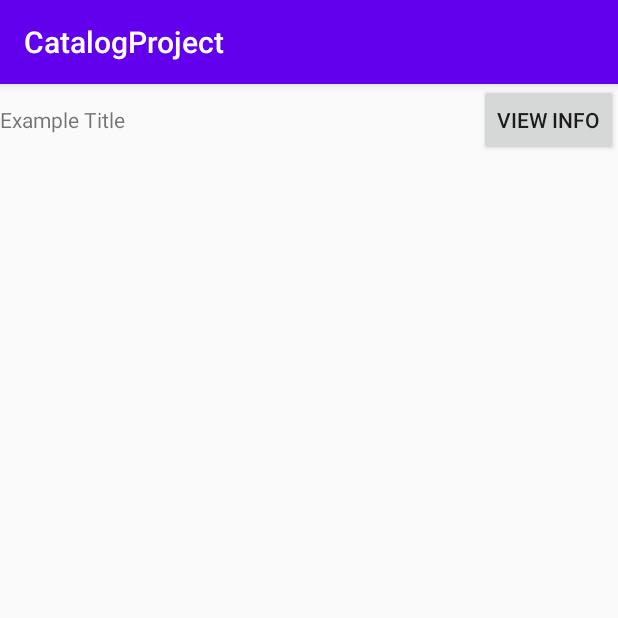
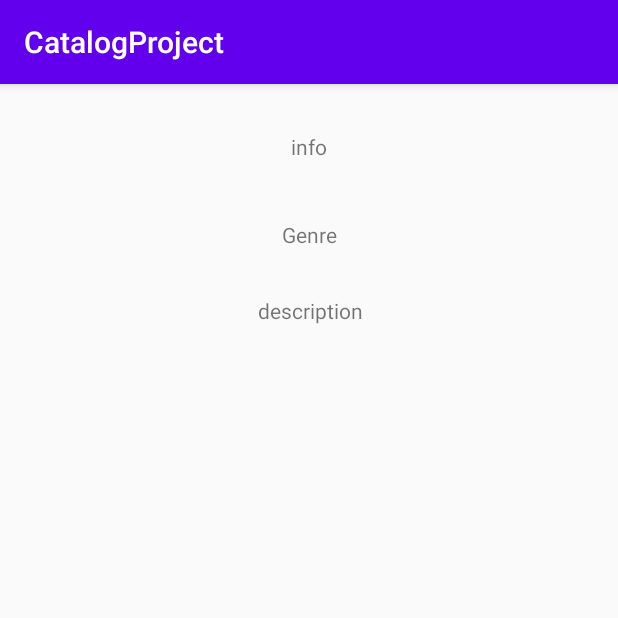
Before and after one commit to bcandee2/CatalogProject125, an Android app: the BookListActivity screen opened directly, with no data from a screen before it, after a tap on "VIEW INFO", on a phone screen of 412 x 824 dp, the top half of it. Run offline under Robolectric (Android 15) with nearby library versions, the phone set to English and light mode, and no system bars; 6 statements that could not run were skipped.

Commit message:
Added code to book info activity

```diff
--- a/app/src/main/java/com/example/catalogproject/BookAddActivity.java
+++ b/app/src/main/java/com/example/catalogproject/BookAddActivity.java
@@ -3,9 +3,13 @@ package com.example.catalogproject;
 import androidx.appcompat.app.AppCompatActivity;
 
 import android.os.Bundle;
+import android.widget.TextView;
+
+import com.example.catalogproject.Logic.Book;
+
+import org.w3c.dom.Text;
 
 public class BookAddActivity extends AppCompatActivity {
-
     @Override
     protected void onCreate(Bundle savedInstanceState) {
         super.onCreate(savedInstanceState);
--- a/app/src/main/java/com/example/catalogproject/BookInfoActivity.java
+++ b/app/src/main/java/com/example/catalogproject/BookInfoActivity.java
@@ -3,12 +3,27 @@ package com.example.catalogproject;
 import androidx.appcompat.app.AppCompatActivity;
 
 import android.os.Bundle;
+import android.widget.TextView;
+
+import com.example.catalogproject.Logic.Book;
 
 public class BookInfoActivity extends AppCompatActivity {
+    private Book book;
 
     @Override
     protected void onCreate(Bundle savedInstanceState) {
         super.onCreate(savedInstanceState);
         setContentView(R.layout.activity_book_info);
+        Bundle bundle = getIntent().getExtras();
+        book = (Book) bundle.getSerializable("book");
+
+        TextView titleAuthor = findViewById(R.id.titleAuthorView);
+        titleAuthor.setText(book.toString());
+
+        TextView genre = findViewById(R.id.genreView);
+        genre.setText(book.getGenreAsString());
+
+        TextView description = findViewById(R.id.descriptionView);
+        description.setText(book.getDescription());
     }
 }
--- a/app/src/main/java/com/example/catalogproject/BookListActivity.java
+++ b/app/src/main/java/com/example/catalogproject/BookListActivity.java
@@ -2,7 +2,9 @@ package com.example.catalogproject;
 
 import androidx.appcompat.app.AppCompatActivity;
 
+import android.content.Intent;
 import android.os.Bundle;
+import android.util.Log;
 import android.view.View;
 import android.widget.Button;
 import android.widget.LinearLayout;
@@ -25,15 +27,22 @@ public class BookListActivity extends AppCompatActivity {
 
         LinearLayout booksLayout = findViewById(R.id.listLayout);
         for (Book b: books) {
-            View chunk = getLayoutInflater().inflate(R.layout.chunk_book, booksLayout, true);
-            TextView text = chunk.findViewById(R.id.bookInfo);
+            View chunk = getLayoutInflater().inflate(R.layout.chunk_book, booksLayout, false);
+            TextView text = chunk.findViewById(R.id.bookInfoText);
             text.setText(b.toString());
 
-            Button removeButton = findViewById(R.id.removeBook);
-            removeButton.setOnClickListener(v -> {
-                books.remove(b);
-                updateBooksUi();
+            Button infoButton = chunk.findViewById(R.id.bookInfoButton);
+            if (infoButton == null) {
+                Log.d("Bookie", "null button " + b.toString());
+            }
+            infoButton.setOnClickListener(v -> {
+                Intent infoIntent = new Intent(this, BookInfoActivity.class);
+                Bundle extras = new Bundle();
+                extras.putSerializable("book", b);
+                infoIntent.putExtras(extras);
+                startActivity(infoIntent);
             });
+            booksLayout.addView(chunk);
         }
     }
 
@@ -42,13 +51,16 @@ public class BookListActivity extends AppCompatActivity {
         booksLayout.removeAllViews();
         for (Book b: books) {
             View chunk = getLayoutInflater().inflate(R.layout.chunk_book, booksLayout, true);
-            TextView text = chunk.findViewById(R.id.bookInfo);
+            TextView text = chunk.findViewById(R.id.bookInfoText);
             text.setText(b.toString());
 
-            Button removeButton = findViewById(R.id.removeBook);
+            Button removeButton = findViewById(R.id.bookInfoButton);
             removeButton.setOnClickListener(v -> {
-                books.remove(b);
-                updateBooksUi();
+                Intent infoIntent = new Intent(this, BookInfoActivity.class);
+                Bundle extras = new Bundle();
+                extras.putSerializable("book", b);
+                infoIntent.putExtras(extras);
+                startActivity(infoIntent);
             });
         }
     }
--- a/app/src/main/res/layout/activity_book_add.xml
+++ b/app/src/main/res/layout/activity_book_add.xml
@@ -4,6 +4,4 @@
     xmlns:tools="http://schemas.android.com/tools"
     android:layout_width="match_parent"
     android:layout_height="match_parent"
-    tools:context=".BookAddActivity">
-
-</androidx.constraintlayout.widget.ConstraintLayout>
+    tools:context=".BookAddActivity"/>
--- a/app/src/main/res/layout/activity_book_info.xml
+++ b/app/src/main/res/layout/activity_book_info.xml
@@ -1,9 +1,45 @@
 <?xml version="1.0" encoding="utf-8"?>
 <androidx.constraintlayout.widget.ConstraintLayout xmlns:android="http://schemas.android.com/apk/res/android"
-    xmlns:app="http://schemas.android.com/apk/res-auto"
-    xmlns:tools="http://schemas.android.com/tools"
-    android:layout_width="match_parent"
-    android:layout_height="match_parent"
-    tools:context=".BookInfoActivity">
+xmlns:app="http://schemas.android.com/apk/res-auto"
+xmlns:tools="http://schemas.android.com/tools"
+android:layout_width="match_parent"
+android:layout_height="match_parent"
+tools:context=".BookInfoActivity">
 
+<TextView
+    android:id="@+id/titleAuthorView"
+    android:layout_width="0dp"
+    android:layout_height="33dp"
+    android:layout_marginTop="32dp"
+    android:text="@string/info"
+    android:textAlignment="center"
+    app:layout_constraintEnd_toEndOf="parent"
+    app:layout_constraintStart_toStartOf="parent"
+    app:layout_constraintTop_toTopOf="parent" />
+
+<TextView
+    android:id="@+id/descriptionView"
+    android:layout_width="0dp"
+    android:layout_height="86dp"
+    android:layout_marginStart="11dp"
+    android:layout_marginTop="27dp"
+    android:layout_marginEnd="10dp"
+    android:text="@string/description"
+    android:textAlignment="center"
+    app:layout_constraintEnd_toEndOf="parent"
+    app:layout_constraintStart_toStartOf="parent"
+    app:layout_constraintTop_toBottomOf="@+id/genreView" />
+
+    <TextView
+        android:id="@+id/genreView"
+        android:layout_width="0dp"
+        android:layout_height="23dp"
+        android:layout_marginStart="50dp"
+        android:layout_marginTop="25dp"
+        android:layout_marginEnd="50dp"
+        android:text="@string/genre"
+        android:textAlignment="center"
+        app:layout_constraintEnd_toEndOf="parent"
+        app:layout_constraintStart_toStartOf="parent"
+        app:layout_constraintTop_toBottomOf="@+id/titleAuthorView" />
 </androidx.constraintlayout.widget.ConstraintLayout>
--- a/app/src/main/res/layout/chunk_book.xml
+++ b/app/src/main/res/layout/chunk_book.xml
@@ -4,8 +4,8 @@
     android:layout_height="wrap_content">
 
     <TextView
-        android:id="@+id/bookInfo"
-        android:layout_width="0dp"
+        android:id="@+id/bookInfoText"
+        android:layout_width="235dp"
         android:layout_height="wrap_content"
         android:layout_weight="1"
         android:ellipsize="end"
@@ -13,8 +13,10 @@
         android:text="@string/example_title" />
 
     <Button
-        android:id="@+id/removeBook"
-        android:layout_width="wrap_content"
+        android:id="@+id/bookInfoButton"
+        android:layout_width="0dp"
         android:layout_height="wrap_content"
+        android:layout_weight="1"
         android:text="@string/view_info" />
+
 </LinearLayout>
--- a/app/src/main/res/values/strings.xml
+++ b/app/src/main/res/values/strings.xml
@@ -11,4 +11,6 @@
     <string name="title">Title</string>
     <string name="author">Author</string>
     <string name="genre">Genre</string>
+    <string name="info">info</string>
+    <string name="description">description</string>
 </resources>
```
